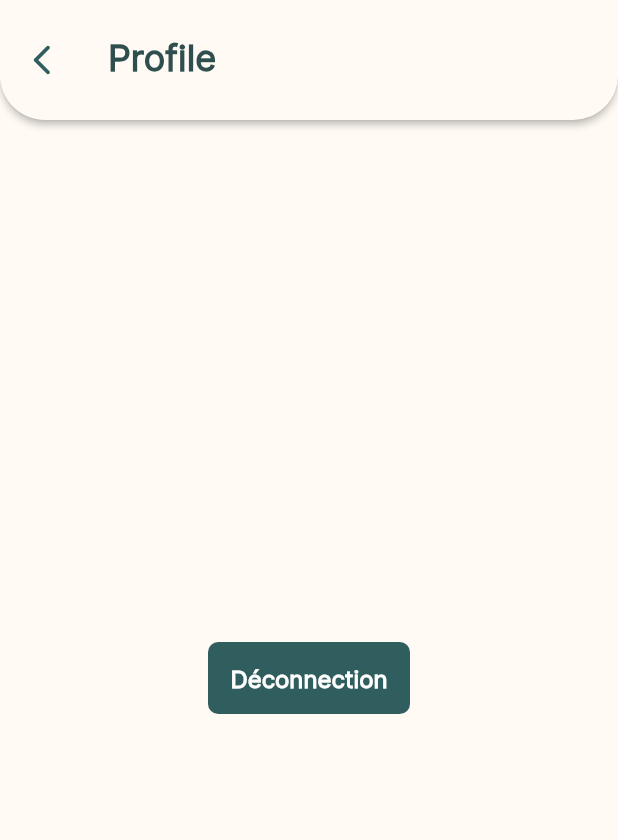
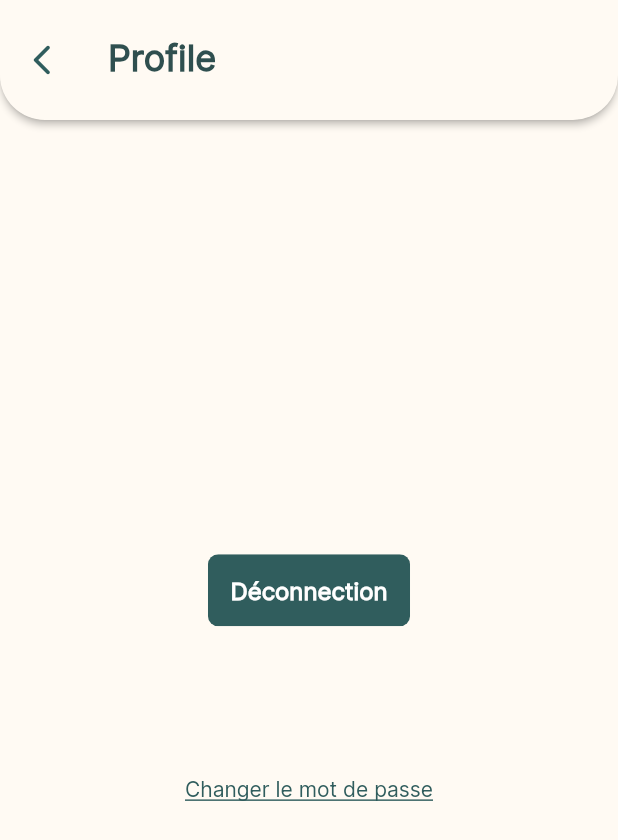
Before and after one commit to justin20100/sloth, a Flutter app: the Profile screen opened by its route, on a phone screen of 412 x 824 dp. Shown: the top 840 px of the screen. Run offline on Flutter 3.47's test engine with Material 2 defaults, Android fonts, the phone set to English and light mode, and no system bars; our stand-ins replace cloud_firestore, email_validator, firebase_auth, firebase_core, introduction_screen and 1 more; missing offline and left inert: dart:ffi; accounts and stored records are empty; generated files the repository leaves out were written again.

Commit message:
starting change password in profile view

```diff
--- a/lib/l10n/app_en.arb
+++ b/lib/l10n/app_en.arb
@@ -67,6 +67,11 @@
     "registerObjectifs__backButton": "Précédent",
     "registerObjectifs__button": "Terminer",
 
+    "profile__linkPassword":"Changer le mot de passe",
+
+    "changePassword__label":"Votre nouveau mot de passe",
+    "changePassword__labelValidation":"Recopiez votre nouveau mot de passe",
+
     "home__date" : "mercredi 21 juin",
     "home__boxDRepport" : "Remplissez votre rapport de la journée",
     "home__boxDRepportButton" : "Remplir",
--- a/lib/l10n/app_fr.arb
+++ b/lib/l10n/app_fr.arb
@@ -67,6 +67,11 @@
     "registerObjectifs__backButton": "Précédent",
     "registerObjectifs__button": "Terminer",
 
+    "profile__linkPassword":"Changer le mot de passe",
+
+    "changePassword__label":"Votre nouveau mot de passe",
+    "changePassword__labelValidation":"Recopiez votre nouveau mot de passe",
+
     "home__date" : "mercredi 21 juin",
     "home__boxDRepport" : "Remplissez votre rapport de la journée",
     "home__boxDRepportButton" : "Remplir",
--- a/lib/main.dart
+++ b/lib/main.dart
@@ -26,7 +26,7 @@ class MyApp extends StatelessWidget {
             supportedLocales: AppLocalizations.supportedLocales,
             initialRoute: FirebaseAuth.instance.currentUser == null
                 ? kIntersectionRoute
-                : kHomeRoute,
+                : kProfileRoute,
             routes: router,
             theme: ThemeData(fontFamily: 'Inter'),
           );
--- a/lib/partials/forms/password_input.dart
+++ b/lib/partials/forms/password_input.dart
@@ -1,6 +1,5 @@
 import 'package:flutter/material.dart';
 import 'package:sloth/partials/forms/text_input.dart';
-
 import '../../styles/constants.dart';
 
 @immutable
--- a/lib/partials/forms/validatedPassword_input.dart
+++ b/lib/partials/forms/validatedPassword_input.dart
@@ -1,7 +1,5 @@
 import 'package:flutter/material.dart';
 import 'package:sloth/partials/forms/text_input.dart';
-
-import '../../styles/constants.dart';
 
 @immutable
 class ValidatedPasswordInput extends StatelessWidget {
--- a/lib/routes/router.dart
+++ b/lib/routes/router.dart
@@ -1,5 +1,6 @@
 import 'package:flutter/material.dart';
 import 'package:sloth/routes/routes.dart';
+import 'package:sloth/views/auth/update/changePassword__form.dart';
 import 'package:sloth/views/start/intersection.dart';
 import 'package:sloth/views/auth/profile.dart';
 import 'package:sloth/views/auth/register/registerTraits_form.dart';
@@ -30,7 +31,10 @@ Map<String, WidgetBuilder> router = {
   kLoginRoute: (context) => LoginForm(),
   kDataUsageRoute: (context) => const DataUsage(),
   kResetPasswordRoute: (context) => ResetPasswordForm(),
+
+  // profil
   kProfileRoute: (context) => const Profile(),
+  kChangePasswordRoute: (context) => ChangePasswordForm(),
 
   // events
   kDReportRoute: (context) => const DReportForm(),
--- a/lib/routes/routes.dart
+++ b/lib/routes/routes.dart
@@ -10,7 +10,9 @@ const String kRegisterMoreRoute = '/registerMore';
 const String kRegisterTraitsRoute = '/registerTraits';
 const String kRegisterObjectifsRoute = '/registerObjectifs';
 const String kResetPasswordRoute = '/resetPassword';
+// profil
 const String kProfileRoute = '/profile';
+const String kChangePasswordRoute = '/changePassword';
 const String kError = '/error';
 // pages
 const String kHomeRoute = '/';
--- a/lib/views/auth/profile.dart
+++ b/lib/views/auth/profile.dart
@@ -3,6 +3,7 @@ import 'package:flutter/material.dart';
 import 'package:sloth/routes/routes.dart';
 import 'package:sloth/tools/button.dart';
 import '../../styles/constants.dart';
+import 'package:flutter_gen/gen_l10n/app_localizations.dart';
 
 class Profile extends StatelessWidget {
   const Profile({Key? key}) : super(key: key);
@@ -21,19 +22,41 @@ class Profile extends StatelessWidget {
           toolbarHeight: 80,
           backgroundColor: kColorCream,
           leading: GestureDetector(
-          onTap: ()=>{Navigator.pop(context)},
-          child: const Icon( Icons.arrow_back_ios_new_rounded , color: kColorGreen,),
+            onTap: () => {Navigator.pop(context)},
+            child: const Icon(
+              Icons.arrow_back_ios_new_rounded,
+              color: kColorGreen,
             ),
-        title: const Text('Profile', style: kAppBarTextStyle,),
+          ),
+          title: const Text(
+            'Profile',
+            style: kAppBarTextStyle,
+          ),
         ),
         body: Column(
           mainAxisAlignment: MainAxisAlignment.center,
           crossAxisAlignment: CrossAxisAlignment.center,
           children: [
-          Center(child:Button(label: 'Déconnection', onPressed: ()=>{
+            Center(
+                child: Button(
+                    label: 'Déconnection',
+                    onPressed: () => {
                       FirebaseAuth.instance.signOut(),
-            Navigator.popAndPushNamed(context, kIntersectionRoute),
-          })),
+                      Navigator.popAndPushNamed(
+                          context, kIntersectionRoute),
+                    })
+            ),
+            SizedBox(height: 100,),
+            GestureDetector(
+              onTap: () {
+                Navigator.pushNamed(context, kChangePasswordRoute);
+              },
+              child: Text(
+                AppLocalizations.of(context)!.profile__linkPassword,
+                style: kSmallLinkGreenText,
+                textAlign: TextAlign.center,
+              ),
+            ),
           ],
         )
     );
```
Also changed, not shown: lib/views/auth/register/register_form.dart (+25 -23 lines), lib/views/auth/update/changePassword__form.dart (added, +91 -0 lines), lib/models/UserModel.dart (line endings or trailing spaces). Lines whose indentation alone changed are shown as unchanged.
